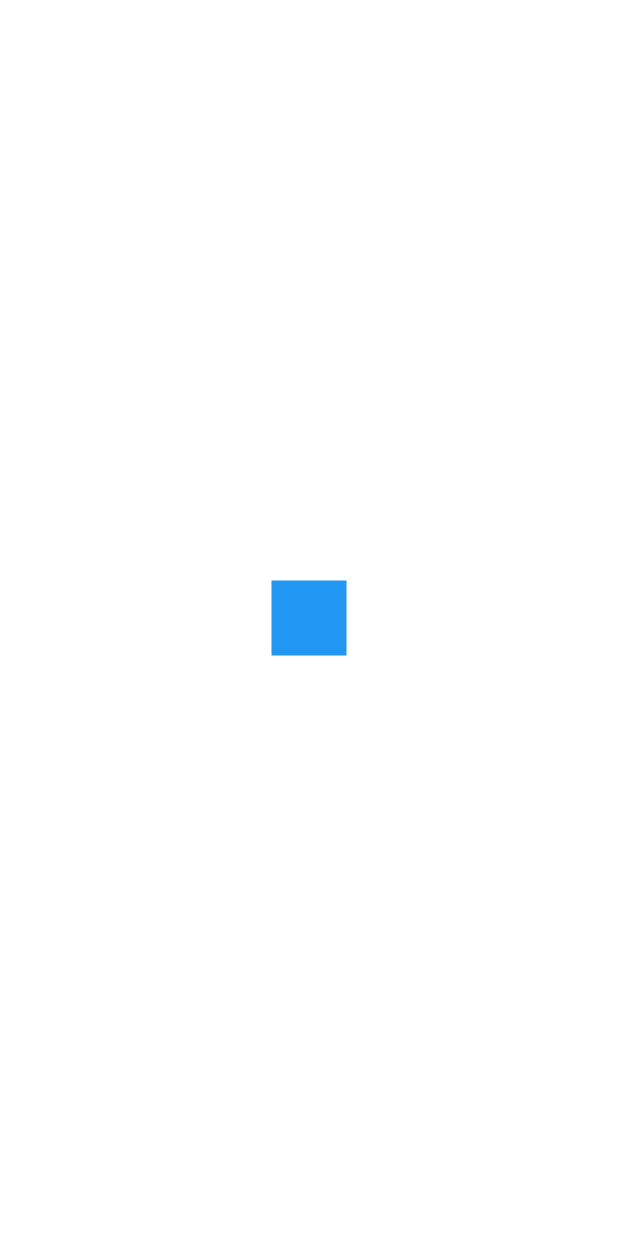
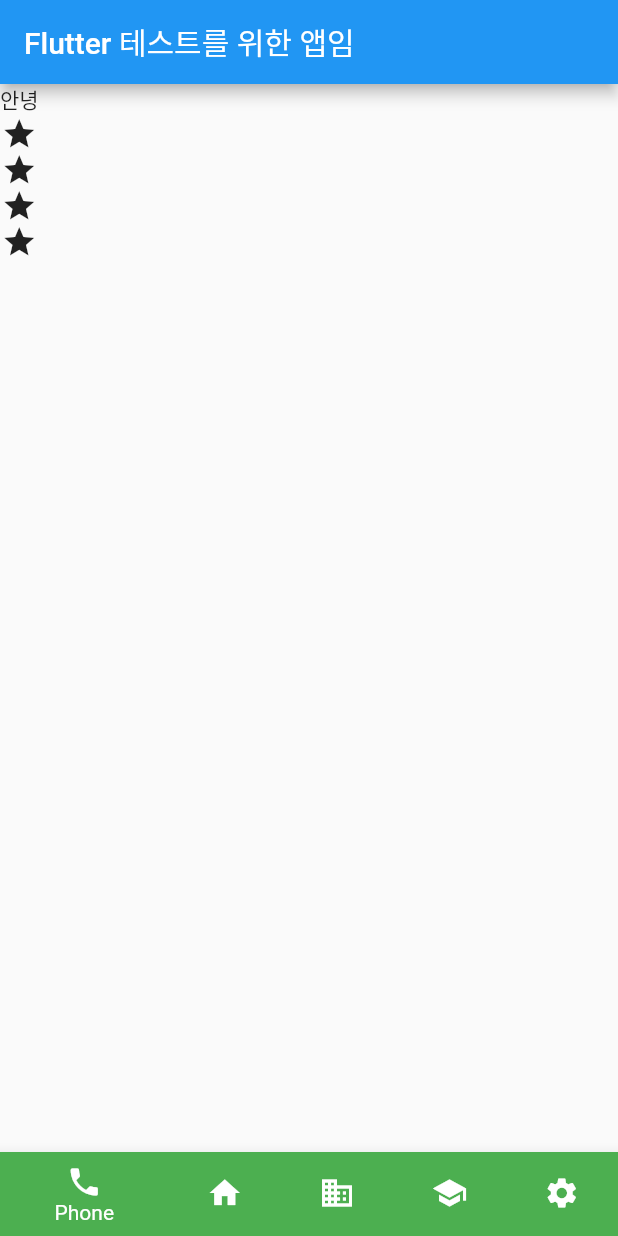
Before and after one commit to kairos67/flutter_contact, a Flutter app: the screen it shows after launch, on a phone screen of 412 x 824 dp. Run offline on Flutter 3.47's test engine with Material 2 defaults, Android fonts, the phone set to English and light mode, and no system bars.

Commit message:
flutter study2

```diff
--- a/analysis_options.yaml
+++ b/analysis_options.yaml
@@ -26,6 +26,7 @@ linter:
     avoid_print: false
     prefer_typing_uninitialized_variables: false
     prefer_const_constructors_in_immutables: false
+    prefer_const_literals_to_create_immutables: false
     # avoid_print: false  # Uncomment to disable the `avoid_print` rule
     # prefer_single_quotes: true  # Uncomment to enable the `prefer_single_quotes` rule
 
--- a/lib/main.dart
+++ b/lib/main.dart
@@ -13,8 +13,55 @@ class MyApp extends StatelessWidget {
       // home: Text('안녕')
       // home: Icon(Icons.star)
       //   home: Image.asset('dog.jpg')
-      home: Center(
-        child: Container(width: 50, height: 50, color: Colors.blue),
+      // home: Center(
+      //   child: Container(width: 50, height: 50, color: Colors.blue),
+      home: Scaffold(
+        appBar: AppBar(
+          title: Text('Flutter 테스트를 위한 앱임'),
+
+      ),
+        // body: Container(),
+
+        body:Column(
+          // mainAxisAlignment: MainAxisAlignment.spaceEvenly,
+          // crossAxisAlignment: CrossAxisAlignment.center,
+          children:[
+            Text('안녕'),
+            Icon(Icons.star),
+            Icon(Icons.star),
+            Icon(Icons.star),
+            Icon(Icons.star),
+        ],
+        ),
+        bottomNavigationBar: BottomNavigationBar(
+          items: const <BottomNavigationBarItem>[
+            BottomNavigationBarItem(
+              icon: Icon(Icons.phone),
+              label: 'Phone',
+              backgroundColor: Colors.green,
+            ),
+            BottomNavigationBarItem(
+              icon: Icon(Icons.home),
+              label: 'Home',
+
+            ),
+            BottomNavigationBarItem(
+              icon: Icon(Icons.business),
+              label: 'Business',
+              // backgroundColor: Colors.green,
+            ),
+            BottomNavigationBarItem(
+              icon: Icon(Icons.school),
+              label: 'School',
+              // backgroundColor: Colors.purple,
+            ),
+            BottomNavigationBarItem(
+              icon: Icon(Icons.settings),
+              label: 'Settings',
+              // backgroundColor: Colors.pink,
+            ),
+          ]
+        ),
       )
     );
 
```
